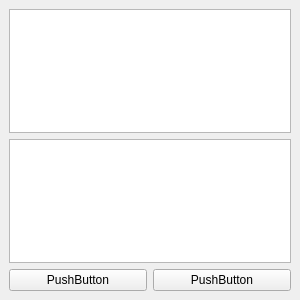
Before: the Qt Designer form ui/font_browser.ui in ermachkov/GUI-Creator, drawn with Qt 5.
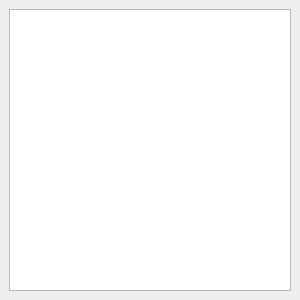
After: the same form once the commit is applied.

```diff
--- a/ui/font_browser.ui
+++ b/ui/font_browser.ui
@@ -21,47 +21,10 @@
   </property>
   <widget class="QWidget" name="dockWidgetContents">
    <layout class="QVBoxLayout" name="verticalLayout">
-    <item>
-     <widget class="QListWidget" name="mFontListWidget">
-      <property name="dragDropMode">
-       <enum>QAbstractItemView::DragDrop</enum>
-      </property>
-      <property name="iconSize">
-       <size>
-        <width>64</width>
-        <height>64</height>
-       </size>
-      </property>
-      <property name="viewMode">
-       <enum>QListView::IconMode</enum>
-      </property>
-     </widget>
-    </item>
-    <item>
-     <widget class="QListWidget" name="mPreviewListWidget">
-      <property name="movement">
-       <enum>QListView::Free</enum>
-      </property>
-      <property name="resizeMode">
-       <enum>QListView::Adjust</enum>
-      </property>
-     </widget>
-    </item>
     <item>
      <layout class="QHBoxLayout" name="horizontalLayout">
       <item>
-       <widget class="QPushButton" name="pushButton">
-        <property name="text">
-         <string>PushButton</string>
-        </property>
-       </widget>
-      </item>
-      <item>
-       <widget class="QPushButton" name="pushButton_2">
-        <property name="text">
-         <string>PushButton</string>
-        </property>
-       </widget>
+       <widget class="QListView" name="mFontListView"/>
       </item>
      </layout>
     </item>
```
